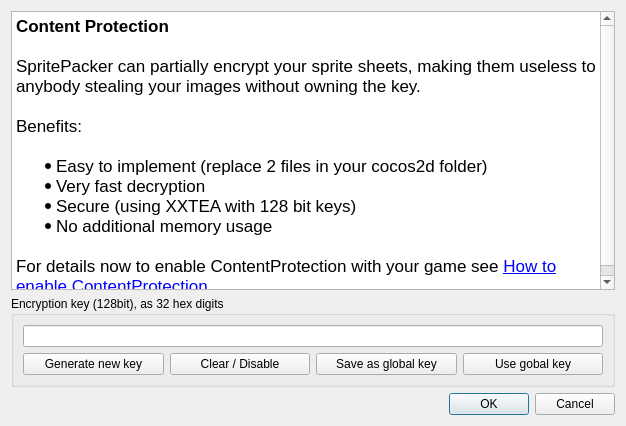
Above: SpriteSheetPacker/ContentProtectionDialog.ui from amakaseev/sprite-sheet-packer before the change. Below: the same form after it.
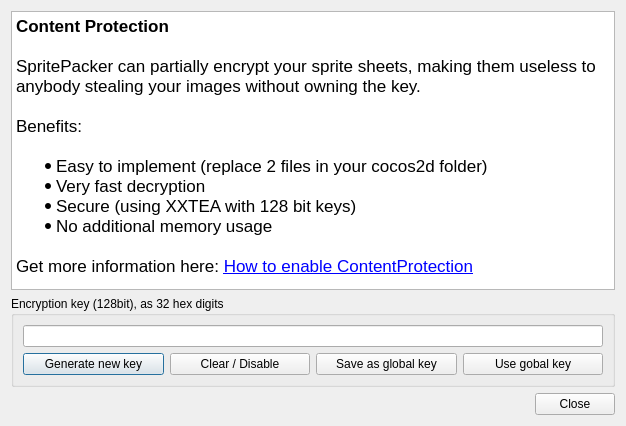
That is the form after the change. Icons and pictures are not drawn.

Patch:
```diff
--- a/SpriteSheetPacker/ContentProtectionDialog.ui
+++ b/SpriteSheetPacker/ContentProtectionDialog.ui
@@ -39,7 +39,7 @@
 &lt;li style=&quot; margin-top:0px; margin-bottom:0px; margin-left:0px; margin-right:0px; -qt-block-indent:0; text-indent:0px;&quot;&gt;Secure (using XXTEA with 128 bit keys)&lt;/li&gt;
 &lt;li style=&quot; margin-top:0px; margin-bottom:0px; margin-left:0px; margin-right:0px; -qt-block-indent:0; text-indent:0px;&quot;&gt;No additional memory usage&lt;/li&gt;&lt;/ul&gt;
 &lt;p style=&quot;-qt-paragraph-type:empty; margin-top:0px; margin-bottom:0px; margin-left:0px; margin-right:0px; -qt-block-indent:0; text-indent:0px;&quot;&gt;&lt;br /&gt;&lt;/p&gt;
-&lt;p style=&quot; margin-top:0px; margin-bottom:0px; margin-left:0px; margin-right:0px; -qt-block-indent:0; text-indent:0px;&quot;&gt;For details now to enable ContentProtection with your game see &lt;a href=&quot;https://www.codeandweb.com/texturepacker/contentprotection&quot;&gt;&lt;span style=&quot; text-decoration: underline; color:#0000ff;&quot;&gt;How to enable ContentProtection&lt;/span&gt;&lt;/a&gt;&lt;/p&gt;&lt;/body&gt;&lt;/html&gt;</string>
+&lt;p style=&quot; margin-top:0px; margin-bottom:0px; margin-left:0px; margin-right:0px; -qt-block-indent:0; text-indent:0px;&quot;&gt;Get more information here: &lt;a href=&quot;https://www.codeandweb.com/texturepacker/contentprotection&quot;&gt;&lt;span style=&quot; text-decoration: underline; color:#0000ff;&quot;&gt;How to enable ContentProtection&lt;/span&gt;&lt;/a&gt;&lt;/p&gt;&lt;/body&gt;&lt;/html&gt;</string>
      </property>
     </widget>
    </item>
@@ -59,6 +59,9 @@
           <property name="text">
            <string>Generate new key</string>
           </property>
+          <property name="default">
+           <bool>true</bool>
+          </property>
          </widget>
         </item>
         <item>
@@ -93,7 +96,7 @@
       <enum>Qt::Horizontal</enum>
      </property>
      <property name="standardButtons">
-      <set>QDialogButtonBox::Cancel|QDialogButtonBox::Ok</set>
+      <set>QDialogButtonBox::Close</set>
      </property>
     </widget>
    </item>
```
Left out of the diff: 26 changed lines with no effect on the pictures.
